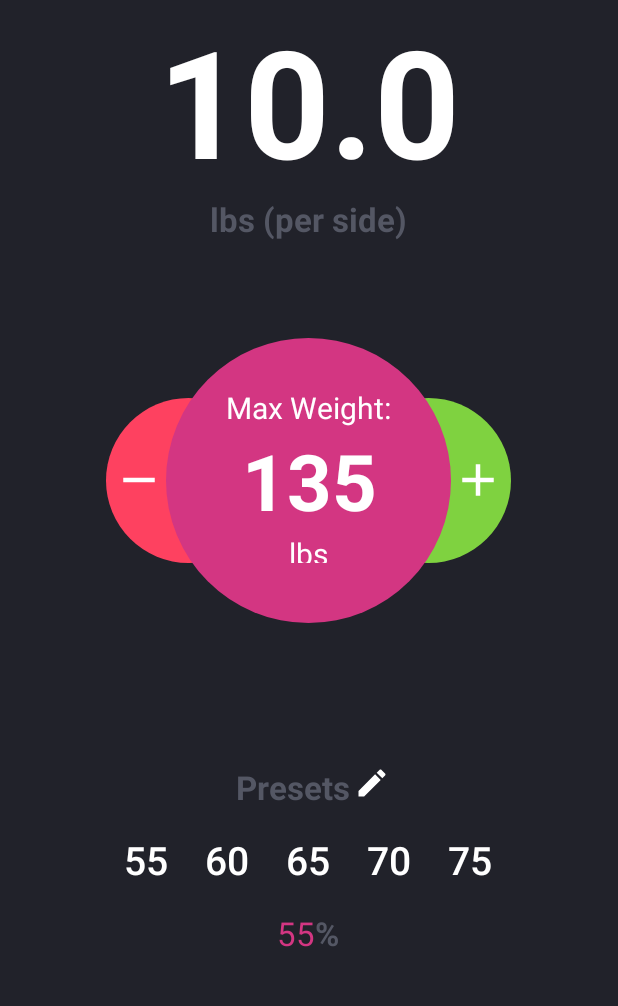
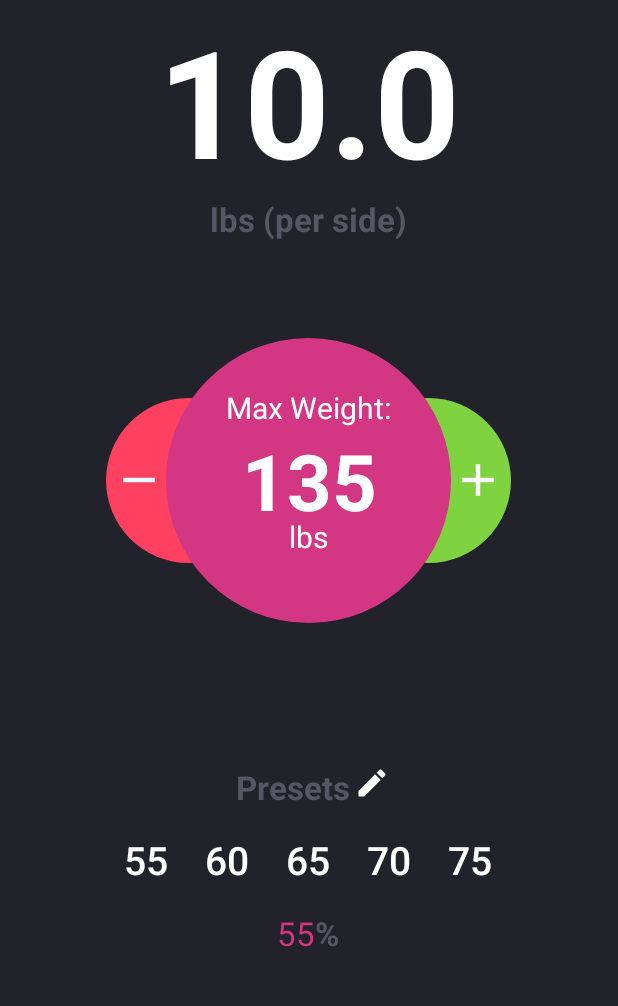
Before and after one commit to Durian-Inc/Swoly, an Android app: the screen it shows after launch (MainActivity), on a phone screen of 412 x 824 dp, the part 138-1144 px from its top. Run offline under Robolectric (Android 15) with nearby library versions, the phone set to English and light mode, and no system bars; 3 statements that could not run were skipped.

```diff
--- a/mobile/src/main/res/layout/content_main.xml
+++ b/mobile/src/main/res/layout/content_main.xml
@@ -182,9 +182,9 @@
             android:textAlignment="center"
             android:elevation="25dp"
             android:textColor="@color/textColor"
+            android:layout_below="@+id/imageView2"
             android:layout_centerHorizontal="true"
-            android:layout_alignBottom="@+id/minuscircle"
-            android:layout_below="@+id/maxweight" />
+            android:layout_marginTop="6dp" />
 
     </RelativeLayout>
 
```
